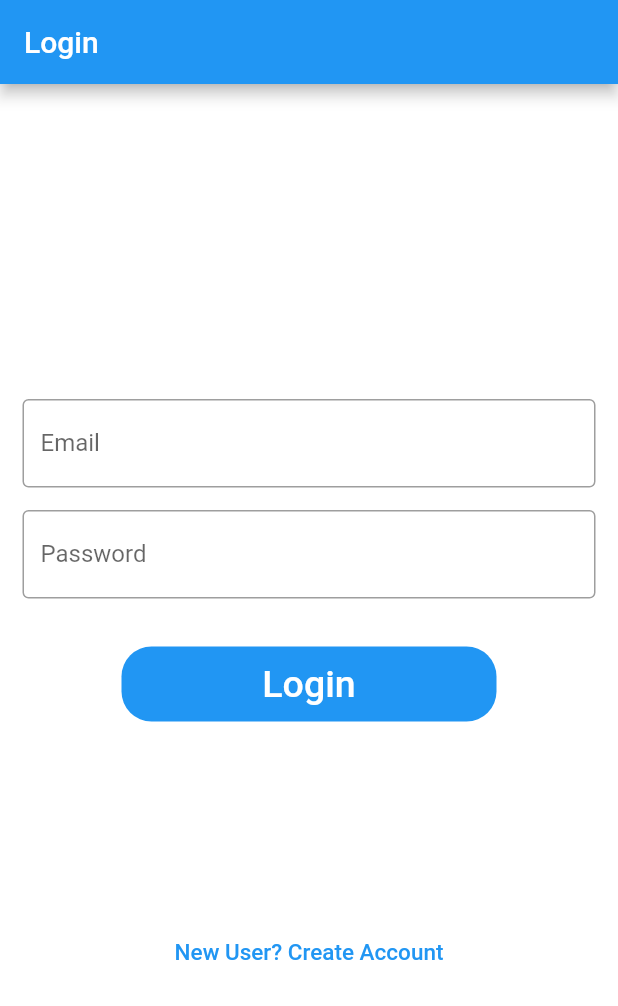
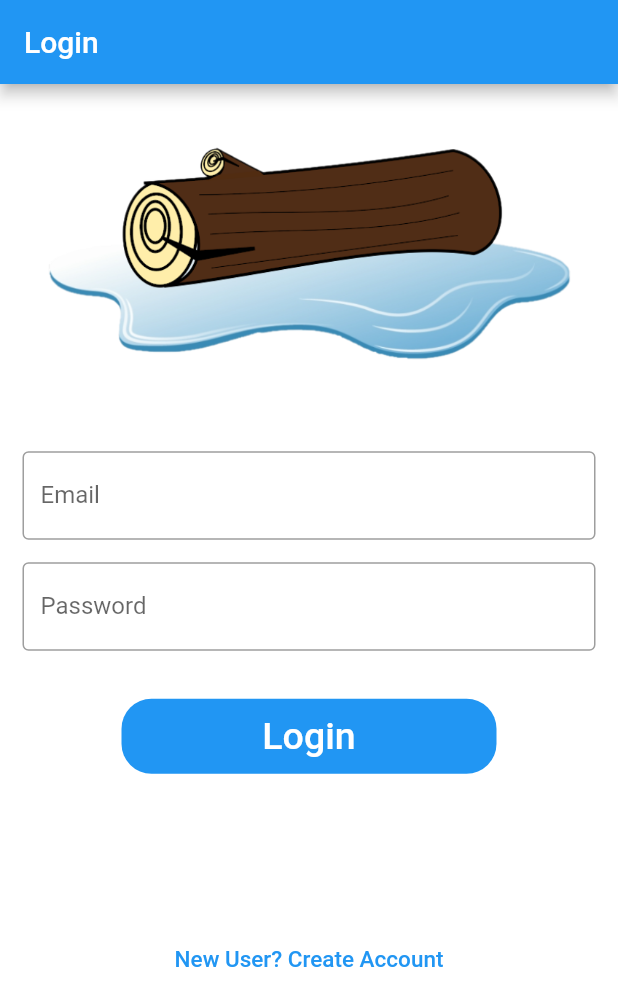
Before and after one commit to henryphilbrook02/WaterLog, a Flutter app: the screen it shows after launch, on a phone screen of 412 x 824 dp. Shown: the top 1006 px of the screen. Run offline on Flutter 3.47's test engine with Material 2 defaults, Android fonts, the phone set to English and light mode, and no system bars; our stand-ins replace firebase_auth, firebase_core, syncfusion_flutter_charts; accounts and stored records are empty.

Commit message:
added logo to login screen

```diff
--- a/water_log_app/lib/account.dart
+++ b/water_log_app/lib/account.dart
@@ -49,7 +49,7 @@ class _AccountPageState extends State<AccountPage> {
       //   x = User.fromJson(jsonDecode(response.body)[i]);
       //   debugPrint(x.userName.toString());
       // }
-      var mainUser = User.fromJson(jsonDecode(response.body)[2]);
+      var mainUser = User.fromJson(jsonDecode(response.body)[4]);
 
       setState(() {
         user_name = mainUser.userName.toString();
--- a/water_log_app/lib/log_in.dart
+++ b/water_log_app/lib/log_in.dart
@@ -46,18 +46,9 @@ class log_in_state extends State<log_in> {
       body: SingleChildScrollView(
         child: Column(
           children: <Widget>[
-            Padding(
-              padding: const EdgeInsets.only(top: 60.0),
-              child: Center(
-                child: Container(
-                  width: 200,
-                  height: 150,
-                  /*decoration: BoxDecoration(
-                        color: Colors.red,
-                        borderRadius: BorderRadius.circular(50.0)),*/
-                  // TODO ADD IMAGE HERE child: Image.asset('ADD ASSET HERE')
-                ),
-              ),
+            Center(
+              child:
+              Image(image: AssetImage("assets/images/waterlog.png")),
             ),
             Padding(
               //padding: const EdgeInsets.only(left:15.0,right: 15.0,top:0,bottom: 0),
@@ -141,7 +132,7 @@ class log_in_state extends State<log_in> {
               ),
             ),
             SizedBox(
-              height: 130,
+              height: 100,
             ),
             FlatButton(
               onPressed: () {
--- a/water_log_app/pubspec.yaml
+++ b/water_log_app/pubspec.yaml
@@ -66,6 +66,7 @@ flutter:
   assets:
     - assets/images/newuser.png
     - assets/images/tempUser.png
+    - assets/images/waterlog.png
     - assets/
 
   #   - images/a_dot_ham.jpeg
```
Also changed, not shown: water_log_app/pubspec.lock.
